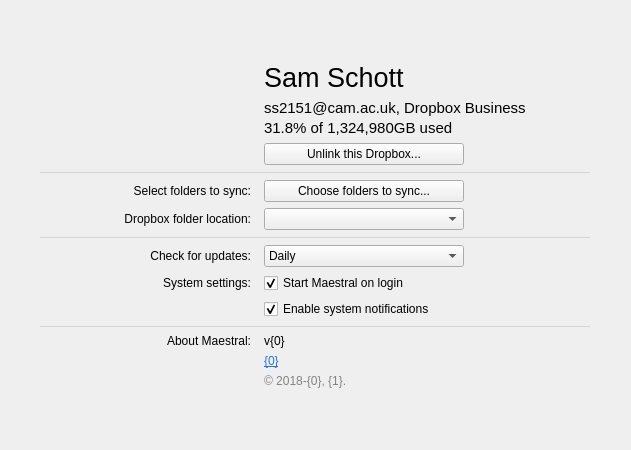
First picture: the form in maestral/gui/resources/settings_window.ui, repository samschott/maestral, before the edit.
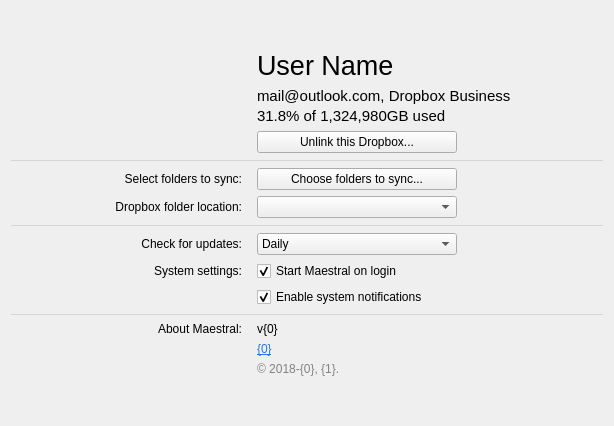
Second picture: the form after the edit.

Commit message: adjust h-lines to conform with macOS default

Patch:
```diff
--- a/maestral/gui/resources/settings_window.ui
+++ b/maestral/gui/resources/settings_window.ui
@@ -6,8 +6,8 @@
    <rect>
     <x>0</x>
     <y>0</y>
-    <width>631</width>
-    <height>450</height>
+    <width>614</width>
+    <height>426</height>
    </rect>
   </property>
   <property name="sizePolicy">
@@ -26,18 +26,6 @@
    <string>Maestral Settings</string>
   </property>
   <layout class="QVBoxLayout" name="verticalLayout">
-   <property name="leftMargin">
-    <number>20</number>
-   </property>
-   <property name="topMargin">
-    <number>30</number>
-   </property>
-   <property name="rightMargin">
-    <number>20</number>
-   </property>
-   <property name="bottomMargin">
-    <number>30</number>
-   </property>
    <item>
     <spacer name="verticalSpacerTop">
      <property name="orientation">
@@ -52,98 +40,31 @@
     </spacer>
    </item>
    <item>
-    <layout class="QGridLayout" name="gridLayoutMain" columnstretch="2,0,0,3">
+    <layout class="QGridLayout" name="gridLayoutMain" columnstretch="2,2,0,0,2,2,2">
      <property name="horizontalSpacing">
       <number>0</number>
      </property>
-     <item row="5" column="2" colspan="2" alignment="Qt::AlignLeft">
-      <widget class="QComboBox" name="comboBoxDropboxPath">
-       <property name="minimumSize">
-        <size>
-         <width>200</width>
-         <height>0</height>
-        </size>
-       </property>
-       <property name="maximumSize">
-        <size>
-         <width>200</width>
-         <height>16777215</height>
-        </size>
-       </property>
-      </widget>
-     </item>
-     <item row="0" column="0" rowspan="3" alignment="Qt::AlignRight">
-      <widget class="QLabel" name="labelUserProfilePic">
-       <property name="minimumSize">
-        <size>
-         <width>30</width>
-         <height>0</height>
-        </size>
-       </property>
+     <item row="11" column="4" colspan="3">
+      <widget class="QLabel" name="labelVersion">
        <property name="text">
-        <string/>
+        <string>&lt;html&gt;&lt;head/&gt;&lt;body&gt;&lt;p&gt;v{0}&lt;/p&gt;&lt;/body&gt;&lt;/html&gt;</string>
        </property>
-       <property name="alignment">
-        <set>Qt::AlignRight|Qt::AlignTop|Qt::AlignTrailing</set>
+       <property name="textFormat">
+        <enum>Qt::RichText</enum>
        </property>
-      </widget>
-     </item>
-     <item row="5" column="0">
-      <widget class="QLabel" name="labelDropboxPathTitle">
-       <property name="text">
-        <string>Dropbox folder location:</string>
-       </property>
        <property name="alignment">
-        <set>Qt::AlignRight|Qt::AlignTrailing|Qt::AlignVCenter</set>
+        <set>Qt::AlignLeading|Qt::AlignLeft|Qt::AlignVCenter</set>
        </property>
       </widget>
      </item>
-     <item row="4" column="3" alignment="Qt::AlignLeft">
-      <widget class="QPushButton" name="pushButtonExcludedFolders">
-       <property name="minimumSize">
-        <size>
-         <width>200</width>
-         <height>0</height>
-        </size>
-       </property>
-       <property name="maximumSize">
-        <size>
-         <width>200</width>
-         <height>16777215</height>
-        </size>
-       </property>
-       <property name="text">
-        <string>Choose folders to sync...</string>
-       </property>
-      </widget>
-     </item>
-     <item row="2" column="3" alignment="Qt::AlignLeft">
-      <widget class="QPushButton" name="pushButtonUnlink">
-       <property name="minimumSize">
-        <size>
-         <width>200</width>
-         <height>0</height>
-        </size>
-       </property>
-       <property name="text">
-        <string>Unlink this Dropbox...</string>
-       </property>
-      </widget>
-     </item>
-     <item row="10" column="0" colspan="4" alignment="Qt::AlignHCenter">
+     <item row="3" column="0" colspan="7">
       <widget class="Line" name="line1">
        <property name="minimumSize">
         <size>
-         <width>550</width>
+         <width>200</width>
          <height>0</height>
         </size>
        </property>
-       <property name="maximumSize">
-        <size>
-         <width>550</width>
-         <height>16777215</height>
-        </size>
-       </property>
        <property name="styleSheet">
         <string notr="true">color: rgb(213, 213, 213)</string>
        </property>
@@ -155,17 +76,7 @@
        </property>
       </widget>
      </item>
-     <item row="8" column="0">
-      <widget class="QLabel" name="labelSystemSettings">
-       <property name="text">
-        <string>System settings:</string>
-       </property>
-       <property name="alignment">
-        <set>Qt::AlignRight|Qt::AlignTrailing|Qt::AlignVCenter</set>
-       </property>
-      </widget>
-     </item>
-     <item row="0" column="3" alignment="Qt::AlignLeft">
+     <item row="0" column="4" colspan="3">
       <widget class="QLabel" name="labelAccountName">
        <property name="font">
         <font>
@@ -173,66 +84,11 @@
         </font>
        </property>
        <property name="text">
-        <string>Sam Schott</string>
+        <string>User Name</string>
        </property>
       </widget>
      </item>
-     <item row="11" column="3" alignment="Qt::AlignLeft">
-      <widget class="QLabel" name="labelVersion">
-       <property name="text">
-        <string>&lt;html&gt;&lt;head/&gt;&lt;body&gt;&lt;p&gt;v{0}&lt;/p&gt;&lt;/body&gt;&lt;/html&gt;</string>
-       </property>
-       <property name="textFormat">
-        <enum>Qt::RichText</enum>
-       </property>
-       <property name="alignment">
-        <set>Qt::AlignLeading|Qt::AlignLeft|Qt::AlignVCenter</set>
-       </property>
-      </widget>
-     </item>
-     <item row="7" column="0">
-      <widget class="QLabel" name="labelUpdateInterval">
-       <property name="text">
-        <string>Check for updates:</string>
-       </property>
-       <property name="alignment">
-        <set>Qt::AlignRight|Qt::AlignTrailing|Qt::AlignVCenter</set>
-       </property>
-      </widget>
-     </item>
-     <item row="6" column="0" colspan="4" alignment="Qt::AlignHCenter">
-      <widget class="Line" name="line0">
-       <property name="minimumSize">
-        <size>
-         <width>550</width>
-         <height>0</height>
-        </size>
-       </property>
-       <property name="maximumSize">
-        <size>
-         <width>550</width>
-         <height>16777215</height>
-        </size>
-       </property>
-       <property name="styleSheet">
-        <string notr="true">color: rgb(213, 213, 213)</string>
-       </property>
-       <property name="frameShadow">
-        <enum>QFrame::Plain</enum>
-       </property>
-       <property name="orientation">
-        <enum>Qt::Horizontal</enum>
-       </property>
-      </widget>
-     </item>
-     <item row="13" column="3" alignment="Qt::AlignLeft">
-      <widget class="QLabel" name="labelCopyright">
-       <property name="text">
-        <string>&lt;html&gt;&lt;head/&gt;&lt;body&gt;&lt;p&gt;&lt;span style=&quot; color:#838383;&quot;&gt;© 2018-{0}, {1}. &lt;/span&gt;&lt;/p&gt;&lt;/body&gt;&lt;/html&gt;</string>
-       </property>
-      </widget>
-     </item>
-     <item row="4" column="0">
+     <item row="4" column="0" colspan="2">
       <widget class="QLabel" name="labelExcludedFoldersTitle">
        <property name="text">
         <string>Select folders to sync:</string>
@@ -242,20 +98,8 @@
        </property>
       </widget>
      </item>
-     <item row="3" column="0" colspan="4" alignment="Qt::AlignHCenter">
+     <item row="6" column="0" colspan="7">
       <widget class="Line" name="line2">
-       <property name="minimumSize">
-        <size>
-         <width>550</width>
-         <height>0</height>
-        </size>
-       </property>
-       <property name="maximumSize">
-        <size>
-         <width>300</width>
-         <height>16777215</height>
-        </size>
-       </property>
        <property name="styleSheet">
         <string notr="true">color: rgb(213, 213, 213)</string>
        </property>
@@ -267,7 +111,44 @@
        </property>
       </widget>
      </item>
-     <item row="11" column="0">
+     <item row="5" column="0" colspan="2">
+      <widget class="QLabel" name="labelDropboxPathTitle">
+       <property name="text">
+        <string>Dropbox folder location:</string>
+       </property>
+       <property name="alignment">
+        <set>Qt::AlignRight|Qt::AlignTrailing|Qt::AlignVCenter</set>
+       </property>
+      </widget>
+     </item>
+     <item row="12" column="4" colspan="3">
+      <widget class="QLabel" name="labelUrl">
+       <property name="text">
+        <string>&lt;html&gt;&lt;head/&gt;&lt;body&gt;&lt;p&gt;&lt;a href=&quot;{0}&quot;&gt;&lt;span style=&quot; text-decoration: underline; color:#2874e1;&quot;&gt;{0}&lt;/span&gt;&lt;/a&gt;&lt;/p&gt;&lt;/body&gt;&lt;/html&gt;</string>
+       </property>
+       <property name="openExternalLinks">
+        <bool>true</bool>
+       </property>
+      </widget>
+     </item>
+     <item row="0" column="0" rowspan="3" colspan="2" alignment="Qt::AlignRight">
+      <widget class="QLabel" name="labelUserProfilePic">
+       <property name="text">
+        <string/>
+       </property>
+       <property name="alignment">
+        <set>Qt::AlignRight|Qt::AlignTop|Qt::AlignTrailing</set>
+       </property>
+      </widget>
+     </item>
+     <item row="13" column="4" colspan="3">
+      <widget class="QLabel" name="labelCopyright">
+       <property name="text">
+        <string>&lt;html&gt;&lt;head/&gt;&lt;body&gt;&lt;p&gt;&lt;span style=&quot; color:#838383;&quot;&gt;© 2018-{0}, {1}. &lt;/span&gt;&lt;/p&gt;&lt;/body&gt;&lt;/html&gt;</string>
+       </property>
+      </widget>
+     </item>
+     <item row="11" column="0" colspan="2">
       <widget class="QLabel" name="labelAboutTitle">
        <property name="text">
         <string>About Maestral:</string>
@@ -277,17 +158,17 @@
        </property>
       </widget>
      </item>
-     <item row="9" column="3" alignment="Qt::AlignLeft">
-      <widget class="QCheckBox" name="checkBoxNotifications">
+     <item row="7" column="0" colspan="2">
+      <widget class="QLabel" name="labelUpdateInterval">
        <property name="text">
-        <string>Enable system notifications</string>
+        <string>Check for updates:</string>
        </property>
-       <property name="checked">
-        <bool>true</bool>
+       <property name="alignment">
+        <set>Qt::AlignRight|Qt::AlignTrailing|Qt::AlignVCenter</set>
        </property>
       </widget>
      </item>
-     <item row="8" column="3" alignment="Qt::AlignLeft">
+     <item row="8" column="4" colspan="2">
       <widget class="QCheckBox" name="checkBoxStartup">
        <property name="text">
         <string>Start Maestral on login</string>
@@ -297,17 +178,7 @@
        </property>
       </widget>
      </item>
-     <item row="12" column="3" alignment="Qt::AlignLeft">
-      <widget class="QLabel" name="labelUrl">
-       <property name="text">
-        <string>&lt;html&gt;&lt;head/&gt;&lt;body&gt;&lt;p&gt;&lt;a href=&quot;{0}&quot;&gt;&lt;span style=&quot; text-decoration: underline; color:#2874e1;&quot;&gt;{0}&lt;/span&gt;&lt;/a&gt;&lt;/p&gt;&lt;/body&gt;&lt;/html&gt;</string>
-       </property>
-       <property name="openExternalLinks">
-        <bool>true</bool>
-       </property>
-      </widget>
-     </item>
-     <item row="1" column="3">
+     <item row="1" column="4" colspan="3">
       <layout class="QVBoxLayout" name="verticalLayoutAccountInfo">
        <property name="spacing">
         <number>2</number>
@@ -320,7 +191,7 @@
           </font>
          </property>
          <property name="text">
-          <string>ss2151@cam.ac.uk, Dropbox Business</string>
+          <string>mail@outlook.com, Dropbox Business</string>
          </property>
         </widget>
        </item>
@@ -338,7 +209,40 @@
        </item>
       </layout>
      </item>
-     <item row="7" column="2" colspan="2" alignment="Qt::AlignLeft">
+     <item row="8" column="0" colspan="2">
+      <widget class="QLabel" name="labelSystemSettings">
+       <property name="text">
+        <string>System settings:</string>
+       </property>
+       <property name="alignment">
+        <set>Qt::AlignRight|Qt::AlignTrailing|Qt::AlignVCenter</set>
+       </property>
+      </widget>
+     </item>
+     <item row="10" column="0" colspan="7">
+      <widget class="Line" name="line0">
+       <property name="styleSheet">
+        <string notr="true">color: rgb(213, 213, 213)</string>
+       </property>
+       <property name="frameShadow">
+        <enum>QFrame::Plain</enum>
+       </property>
+       <property name="orientation">
+        <enum>Qt::Horizontal</enum>
+       </property>
+      </widget>
+     </item>
+     <item row="9" column="4" colspan="2">
+      <widget class="QCheckBox" name="checkBoxNotifications">
+       <property name="text">
+        <string>Enable system notifications</string>
+       </property>
+       <property name="checked">
+        <bool>true</bool>
+       </property>
+      </widget>
+     </item>
+     <item row="7" column="3" colspan="3" alignment="Qt::AlignLeft">
       <widget class="QComboBox" name="comboBoxUpdateInterval">
        <property name="minimumSize">
         <size>
@@ -374,35 +278,70 @@
        </item>
       </widget>
      </item>
-     <item row="4" column="1">
-      <widget class="QLabel" name="hprizontalSpacer">
+     <item row="2" column="4" colspan="2" alignment="Qt::AlignLeft">
+      <widget class="QPushButton" name="pushButtonUnlink">
        <property name="minimumSize">
         <size>
-         <width>13</width>
+         <width>200</width>
          <height>0</height>
         </size>
        </property>
+       <property name="maximumSize">
+        <size>
+         <width>200</width>
+         <height>16777215</height>
+        </size>
+       </property>
        <property name="text">
-        <string/>
+        <string>Unlink this Dropbox...</string>
        </property>
       </widget>
      </item>
-     <item row="4" column="2">
-      <widget class="QLabel" name="spacerMacOS">
+     <item row="4" column="4" colspan="2" alignment="Qt::AlignLeft">
+      <widget class="QPushButton" name="pushButtonExcludedFolders">
        <property name="minimumSize">
         <size>
-         <width>0</width>
+         <width>200</width>
          <height>0</height>
         </size>
        </property>
        <property name="maximumSize">
         <size>
-         <width>0</width>
+         <width>200</width>
          <height>16777215</height>
         </size>
        </property>
        <property name="text">
-        <string/>
+        <string>Choose folders to sync...</string>
+       </property>
+      </widget>
+     </item>
+     <item row="5" column="3" colspan="3" alignment="Qt::AlignLeft">
+      <widget class="QComboBox" name="comboBoxDropboxPath">
+       <property name="minimumSize">
+        <size>
+         <width>200</width>
+         <height>0</height>
+        </size>
+       </property>
+       <property name="maximumSize">
+        <size>
+         <width>200</width>
+         <height>16777215</height>
+        </size>
+       </property>
+      </widget>
+     </item>
+     <item row="1" column="3">
+      <widget class="QWidget" name="spacerMacOS" native="true"/>
+     </item>
+     <item row="1" column="2">
+      <widget class="QWidget" name="spacerV" native="true">
+       <property name="minimumSize">
+        <size>
+         <width>15</width>
+         <height>0</height>
+        </size>
        </property>
       </widget>
      </item>
```
Left out of the diff: 29 changed lines with no effect on the pictures.
